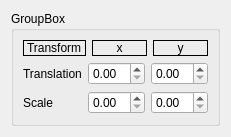
Before: the Qt Designer form dia2/widget2dtransform.ui in albertllopart/QT-Projects, drawn with Qt 5.
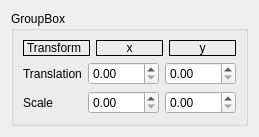
After: the same form once the commit is applied.

```diff
--- a/dia2/widget2dtransform.ui
+++ b/dia2/widget2dtransform.ui
@@ -6,8 +6,8 @@
    <rect>
     <x>0</x>
     <y>0</y>
-    <width>207</width>
-    <height>117</height>
+    <width>211</width>
+    <height>120</height>
    </rect>
   </property>
   <property name="minimumSize">
@@ -93,10 +93,18 @@
          </widget>
         </item>
         <item row="0" column="1">
-         <widget class="QDoubleSpinBox" name="doubleSpinBox_transform_translation_x"/>
+         <widget class="QDoubleSpinBox" name="doubleSpinBox_transform_translation_x">
+          <property name="maximum">
+           <double>9999.000000000000000</double>
+          </property>
+         </widget>
         </item>
         <item row="0" column="2">
-         <widget class="QDoubleSpinBox" name="doubleSpinBox_transform_translation_y"/>
+         <widget class="QDoubleSpinBox" name="doubleSpinBox_transform_translation_y">
+          <property name="maximum">
+           <double>9999.000000000000000</double>
+          </property>
+         </widget>
         </item>
         <item row="1" column="0">
          <widget class="QLabel" name="label_transform_scale">
@@ -106,10 +114,18 @@
          </widget>
         </item>
         <item row="1" column="1">
-         <widget class="QDoubleSpinBox" name="doubleSpinBox_transform_scale_x"/>
+         <widget class="QDoubleSpinBox" name="doubleSpinBox_transform_scale_x">
+          <property name="maximum">
+           <double>9999.000000000000000</double>
+          </property>
+         </widget>
         </item>
         <item row="1" column="2">
-         <widget class="QDoubleSpinBox" name="doubleSpinBox_transform_scale_y"/>
+         <widget class="QDoubleSpinBox" name="doubleSpinBox_transform_scale_y">
+          <property name="maximum">
+           <double>9999.000000000000000</double>
+          </property>
+         </widget>
         </item>
        </layout>
       </item>
```
